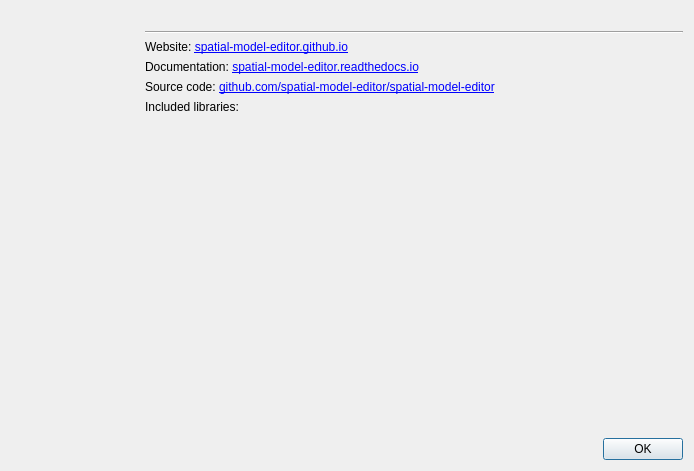
Old version of the form gui/dialogs/dialogabout.ui in the repository spatial-model-editor/spatial-model-editor.
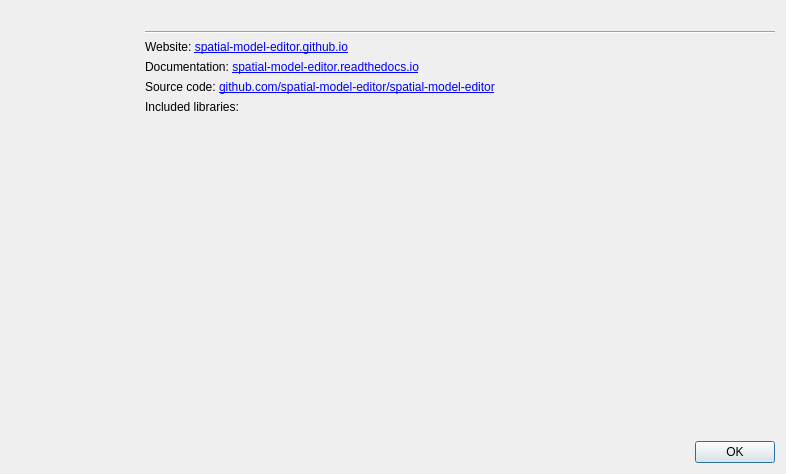
New version of the form.

Diff of the .ui file:
```diff
--- a/gui/dialogs/dialogabout.ui
+++ b/gui/dialogs/dialogabout.ui
@@ -6,8 +6,8 @@
    <rect>
     <x>0</x>
     <y>0</y>
-    <width>694</width>
-    <height>471</height>
+    <width>786</width>
+    <height>474</height>
    </rect>
   </property>
   <property name="sizePolicy">
```
